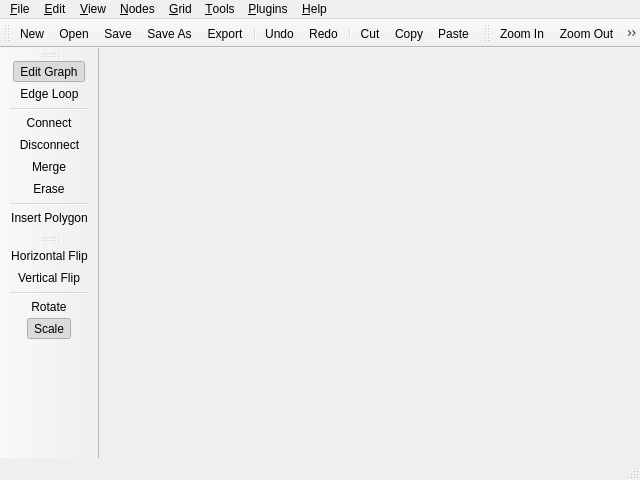
Old version of the form src/dialogs/main_window.ui in the repository mbasaglia/Knotter.
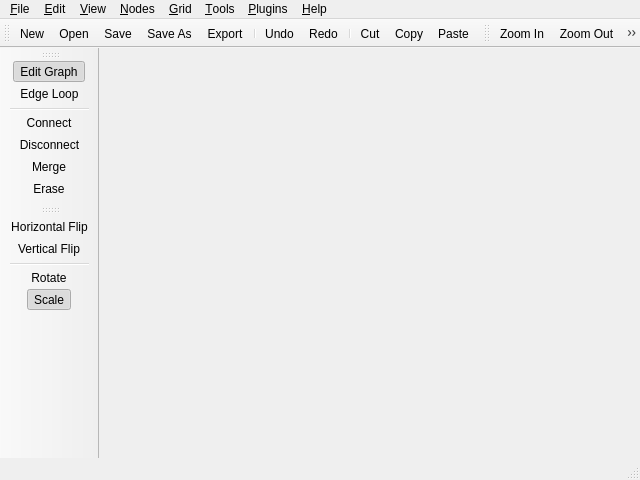
New version of the form. Icons and pictures are not drawn. Custom widgets are drawn as their Qt base class.

Commit message: Polygon as a plugin

```diff
--- a/src/dialogs/main_window.ui
+++ b/src/dialogs/main_window.ui
@@ -254,8 +254,6 @@
    <addaction name="action_Disconnect"/>
    <addaction name="action_Merge"/>
    <addaction name="action_Erase"/>
-   <addaction name="separator"/>
-   <addaction name="action_Insert_Polygon"/>
   </widget>
   <widget class="QToolBar" name="toolbar_transform">
    <property name="windowTitle">
@@ -626,16 +624,6 @@
     <string>Alt+Shift+L</string>
    </property>
   </action>
-  <action name="action_Insert_Polygon">
-   <property name="icon">
-    <iconset theme="draw-polygon">
-     <normaloff/>
-    </iconset>
-   </property>
-   <property name="text">
-    <string>Insert &amp;Polygon...</string>
-   </property>
-  </action>
   <action name="action_Refresh_Path">
    <property name="icon">
     <iconset theme="view-refresh">
```
Left out of the diff: 2 changed lines with no effect on the pictures. The commit also changes 11 other files.
